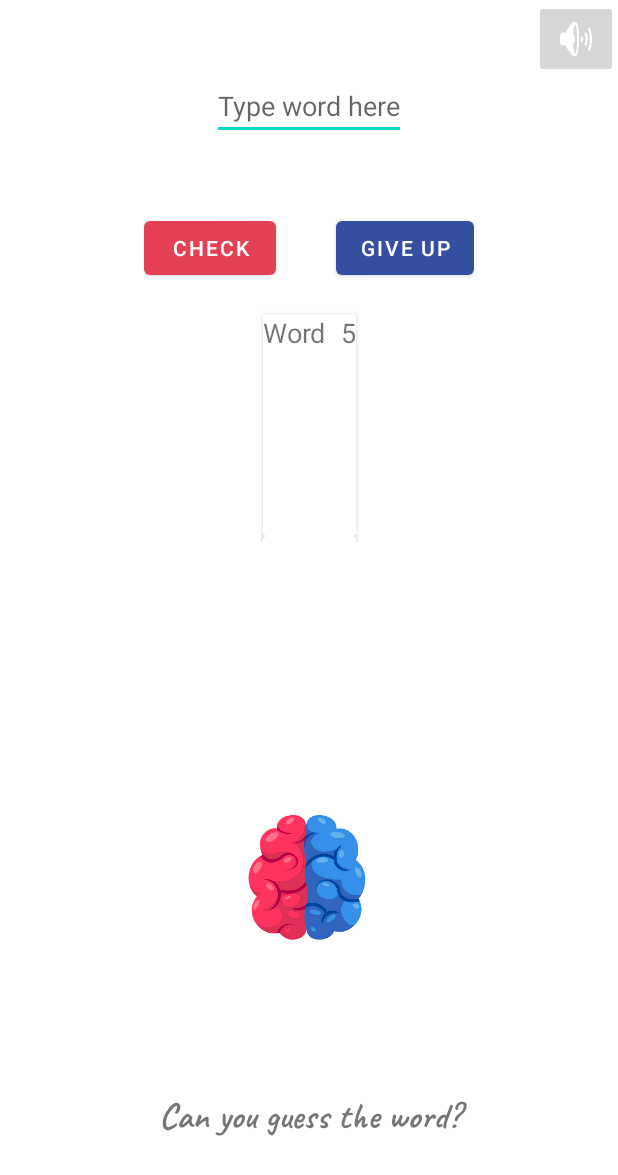
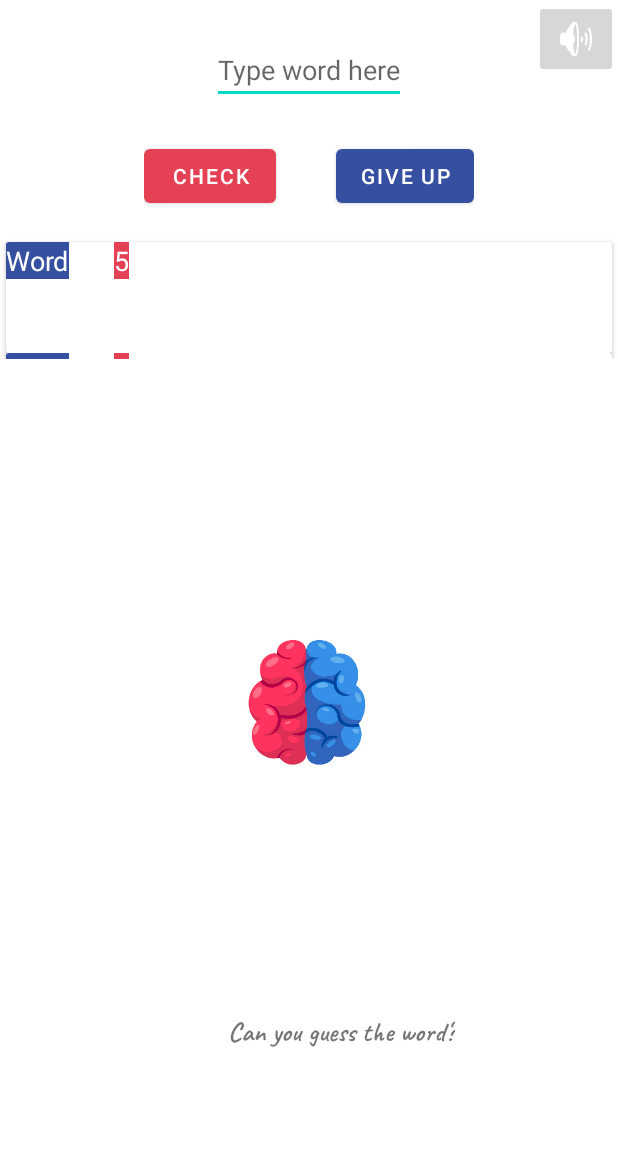
Before and after one commit to AygulMalikova/Jotto-game, an Android app: the layout playing_game.xml on its own in the app's theme, with its tools: preview values and no code run, on a phone screen of 412 x 824 dp. Shown: the top 1175 px of the screen. Run offline under Robolectric (Android 15) with nearby library versions, the phone set to English and light mode, and no system bars; Roboto replaces fonts that are not available here.

Commit message:
Specially for Aygul

```diff
--- a/app/build.gradle
+++ b/app/build.gradle
@@ -7,8 +7,8 @@ apply plugin: 'kotlin-kapt'
 
 
 android {
-    compileSdkVersion 29
-    buildToolsVersion "29.0.3"
+    compileSdkVersion 30
+    buildToolsVersion "30.0.2"
 
     defaultConfig {
         applicationId "com.example.jotto_game"
--- a/app/src/main/res/layout/example_item.xml
+++ b/app/src/main/res/layout/example_item.xml
@@ -11,6 +11,8 @@
             android:layout_width="wrap_content"
             android:layout_height="wrap_content"
             android:text="Word"
+            android:textColor="@color/white"
+            android:background="@color/primary"
             android:textSize="18sp">
 
         </TextView>
@@ -19,10 +21,12 @@
             android:id="@+id/number_view"
             android:layout_width="wrap_content"
             android:layout_height="wrap_content"
-            android:layout_marginStart="10dp"
+            android:layout_marginStart="30dp"
             android:layout_marginLeft="10dp"
             android:layout_toEndOf="@+id/text_view"
             android:layout_toRightOf="@+id/text_view"
+            android:background="@color/secondary"
+            android:textColor="@color/white"
             android:text="5"
             android:textSize="18sp">
 
--- a/app/src/main/res/layout/playing_game.xml
+++ b/app/src/main/res/layout/playing_game.xml
@@ -17,7 +17,7 @@
             android:id="@+id/word_tocheck"
             android:layout_width="wrap_content"
             android:layout_height="wrap_content"
-            android:layout_marginTop="48dp"
+            android:layout_marginTop="24dp"
             android:autofillHints=""
             android:hint="@string/type_word_here"
             android:inputType="textLongMessage"
@@ -29,7 +29,7 @@
             android:id="@+id/linearLayout2"
             android:layout_width="wrap_content"
             android:layout_height="wrap_content"
-            android:layout_marginTop="48dp"
+            android:layout_marginTop="24dp"
             app:layout_constraintEnd_toEndOf="parent"
             app:layout_constraintStart_toStartOf="parent"
             app:layout_constraintTop_toBottomOf="@+id/word_tocheck">
@@ -38,36 +38,37 @@
                 android:id="@+id/check_word_button"
                 android:layout_width="wrap_content"
                 android:layout_height="wrap_content"
+                android:layout_marginEnd="20dp"
                 android:layout_marginRight="20dp"
                 android:text="@string/check"
-                app:backgroundTint="@color/secondary"
-                android:layout_marginEnd="20dp" />
+                app:backgroundTint="@color/secondary" />
 
             <Button
                 android:id="@+id/give_up_button"
                 android:layout_width="wrap_content"
                 android:layout_height="wrap_content"
+                android:layout_marginStart="20dp"
                 android:layout_marginLeft="20dp"
                 android:text="@string/give_up"
-                app:backgroundTint="@color/primary"
-                android:layout_marginStart="20dp" />
+                app:backgroundTint="@color/primary" />
 
         </LinearLayout>
 
         <ScrollView
             android:id="@+id/scrollView2"
-            android:layout_width="wrap_content"
-            android:layout_height="300dp"
+            android:layout_width="match_parent"
+            android:layout_height="231dp"
             android:layout_marginTop="16dp"
-            android:layout_marginBottom="200dp"
             app:layout_constraintEnd_toEndOf="parent"
             app:layout_constraintStart_toStartOf="parent"
+
             app:layout_constraintTop_toBottomOf="@+id/linearLayout2">
 
             <androidx.recyclerview.widget.RecyclerView
+                android:layout_gravity="center_horizontal"
                 android:id="@+id/recycler_view"
                 android:layout_width="match_parent"
-                android:layout_height="match_parent"
+                android:layout_height="wrap_content"
                 android:clipToPadding="false"
                 android:padding="4dp"
                 tools:listitem="@layout/example_item" />
@@ -85,11 +86,11 @@
 
         <TextView
             android:id="@+id/textView2"
-            android:layout_width="230dp"
-            android:layout_height="36dp"
+            android:layout_width="wrap_content"
+            android:layout_height="wrap_content"
             android:fontFamily="@font/caveat_bold"
             android:text="@string/can_you_guess_the_word"
-            android:textSize="24sp"
+            android:textSize="18sp"
             app:layout_constraintBottom_toBottomOf="parent"
             app:layout_constraintEnd_toEndOf="parent"
             app:layout_constraintHorizontal_bias="0.582"
```
Also changed, not shown: app/src/main/java/com/example/jotto_game/game/view/PlayingGameActivity.kt (+5 -7 lines).
